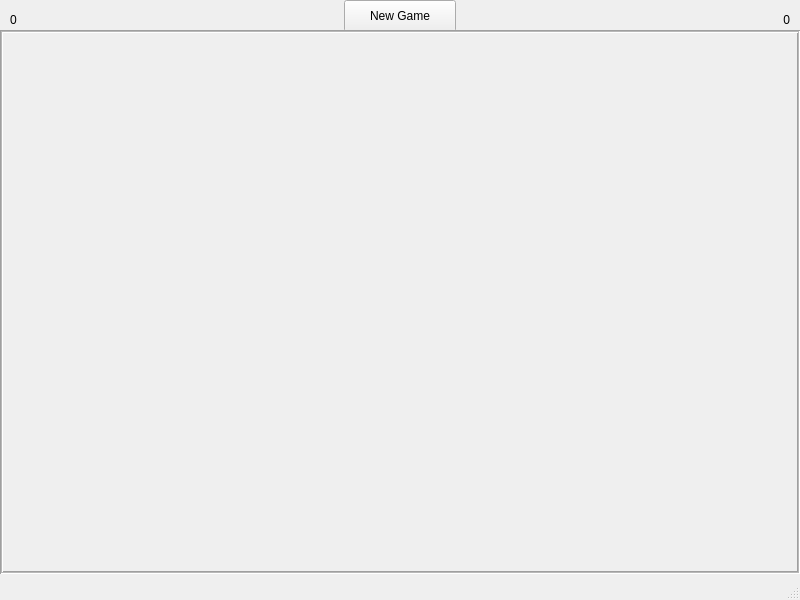
Before: the Qt Designer form src/ui/mainwindow.ui in tesselates/OctaPong, drawn with Qt 5.
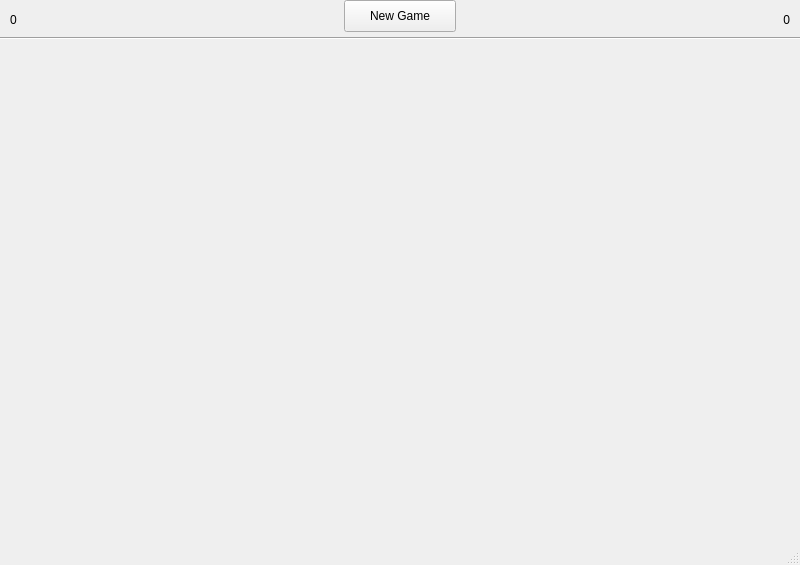
After: the same form once the commit is applied.

Diff of the .ui file:
```diff
--- a/src/ui/mainwindow.ui
+++ b/src/ui/mainwindow.ui
@@ -7,19 +7,19 @@
     <x>0</x>
     <y>0</y>
     <width>800</width>
-    <height>600</height>
+    <height>565</height>
    </rect>
   </property>
   <property name="minimumSize">
    <size>
     <width>800</width>
-    <height>600</height>
+    <height>565</height>
    </size>
   </property>
   <property name="maximumSize">
    <size>
     <width>800</width>
-    <height>600</height>
+    <height>565</height>
    </size>
   </property>
   <property name="windowTitle">
@@ -39,30 +39,6 @@
      <string>New Game</string>
     </property>
    </widget>
-   <widget class="QFrame" name="verticalFrame">
-    <property name="geometry">
-     <rect>
-      <x>0</x>
-      <y>30</y>
-      <width>800</width>
-      <height>544</height>
-     </rect>
-    </property>
-    <property name="frameShape">
-     <enum>QFrame::Box</enum>
-    </property>
-    <property name="frameShadow">
-     <enum>QFrame::Sunken</enum>
-    </property>
-    <property name="midLineWidth">
-     <number>1</number>
-    </property>
-    <layout class="QVBoxLayout" name="verticalLayout">
-     <item>
-      <widget class="QWidget" name="widget" native="true"/>
-     </item>
-    </layout>
-   </widget>
    <widget class="QLabel" name="score1">
     <property name="geometry">
      <rect>
@@ -101,6 +77,19 @@
      <set>Qt::AlignRight|Qt::AlignTrailing|Qt::AlignVCenter</set>
     </property>
    </widget>
+   <widget class="Line" name="line">
+    <property name="geometry">
+     <rect>
+      <x>0</x>
+      <y>30</y>
+      <width>801</width>
+      <height>16</height>
+     </rect>
+    </property>
+    <property name="orientation">
+     <enum>Qt::Horizontal</enum>
+    </property>
+   </widget>
   </widget>
   <widget class="QStatusBar" name="statusbar"/>
  </widget>
```
